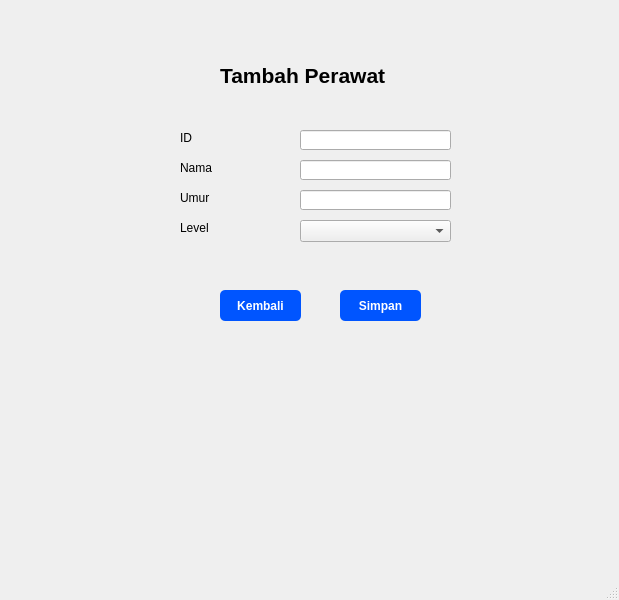
The window that form_insert_data_perawat.ui (naylasalsdev-project/SudiKasusUAS) describes before a commit, drawn with Qt 5.
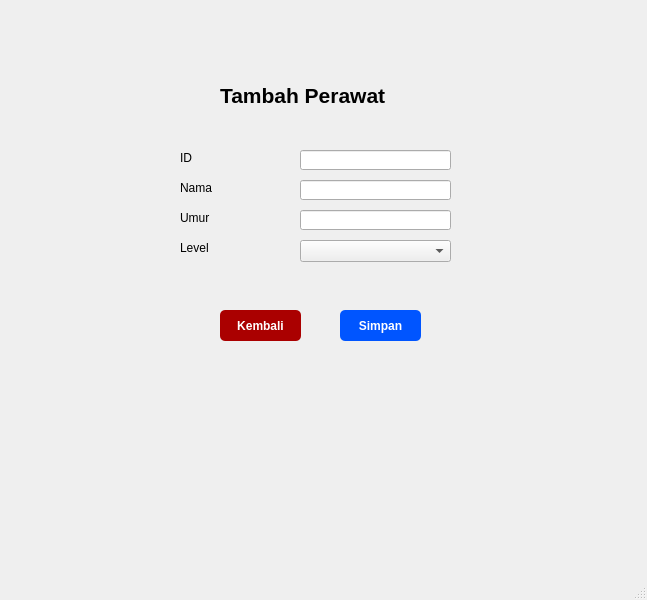
The same window after the commit.

The edit to the form file:
```diff
--- a/form_insert_data_perawat.ui
+++ b/form_insert_data_perawat.ui
@@ -6,7 +6,7 @@
    <rect>
     <x>0</x>
     <y>0</y>
-    <width>619</width>
+    <width>647</width>
     <height>600</height>
    </rect>
   </property>
@@ -18,7 +18,7 @@
     <property name="geometry">
      <rect>
       <x>180</x>
-      <y>130</y>
+      <y>150</y>
       <width>81</width>
       <height>16</height>
      </rect>
@@ -31,7 +31,7 @@
     <property name="geometry">
      <rect>
       <x>180</x>
-      <y>220</y>
+      <y>240</y>
       <width>81</width>
       <height>16</height>
      </rect>
@@ -44,7 +44,7 @@
     <property name="geometry">
      <rect>
       <x>220</x>
-      <y>50</y>
+      <y>70</y>
       <width>271</width>
       <height>51</height>
      </rect>
@@ -64,7 +64,7 @@
     <property name="geometry">
      <rect>
       <x>300</x>
-      <y>220</y>
+      <y>240</y>
       <width>151</width>
       <height>22</height>
      </rect>
@@ -74,7 +74,7 @@
     <property name="geometry">
      <rect>
       <x>300</x>
-      <y>130</y>
+      <y>150</y>
       <width>151</width>
       <height>20</height>
      </rect>
@@ -84,7 +84,7 @@
     <property name="geometry">
      <rect>
       <x>180</x>
-      <y>160</y>
+      <y>180</y>
       <width>81</width>
       <height>16</height>
      </rect>
@@ -97,7 +97,7 @@
     <property name="geometry">
      <rect>
       <x>340</x>
-      <y>290</y>
+      <y>310</y>
       <width>81</width>
       <height>31</height>
      </rect>
@@ -124,7 +124,7 @@
     <property name="geometry">
      <rect>
       <x>300</x>
-      <y>160</y>
+      <y>180</y>
       <width>151</width>
       <height>20</height>
      </rect>
@@ -134,7 +134,7 @@
     <property name="geometry">
      <rect>
       <x>300</x>
-      <y>190</y>
+      <y>210</y>
       <width>151</width>
       <height>20</height>
      </rect>
@@ -144,7 +144,7 @@
     <property name="geometry">
      <rect>
       <x>180</x>
-      <y>190</y>
+      <y>210</y>
       <width>81</width>
       <height>16</height>
      </rect>
@@ -157,7 +157,7 @@
     <property name="geometry">
      <rect>
       <x>220</x>
-      <y>290</y>
+      <y>310</y>
       <width>81</width>
       <height>31</height>
      </rect>
@@ -170,7 +170,7 @@
     </property>
     <property name="styleSheet">
      <string notr="true">QPushButton {
-    background-color: rgb(0, 85, 255);
+    background-color: rgb(170, 0, 0);
     color: white;
     border-radius: 5px;   
     padding: 6px;           
```
Left out of the diff: 4 changed lines with no effect on the pictures.
